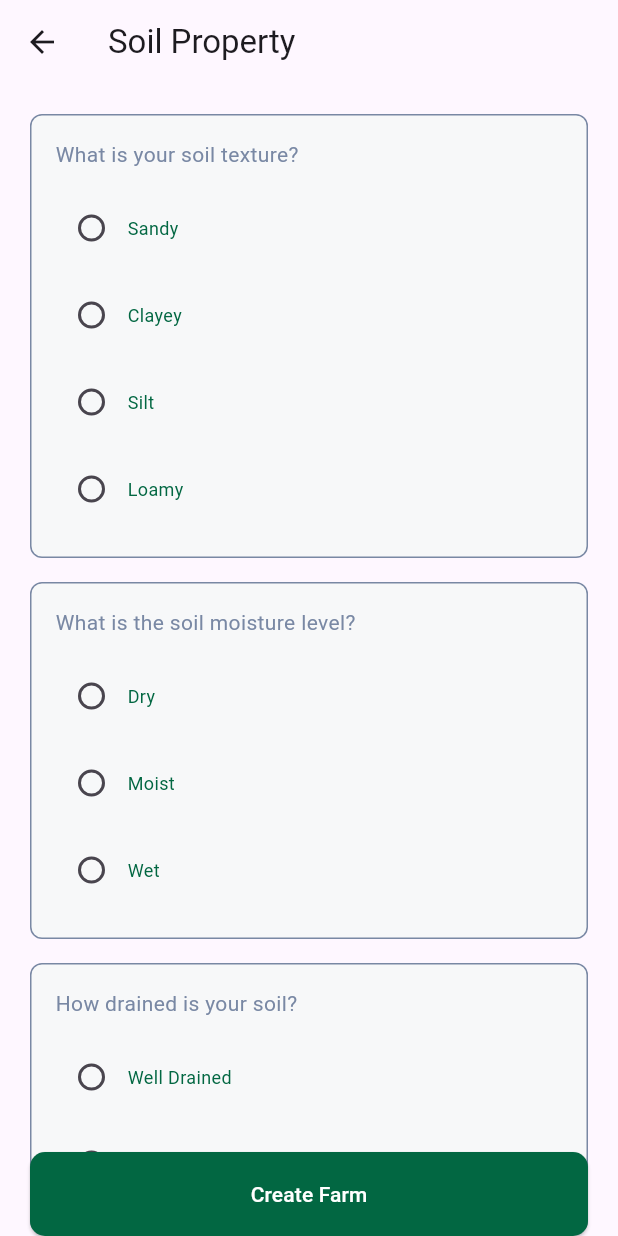
After one commit to MASL-FUTA/Cassava.AI-frontend, a Flutter app: the SoilPropertyPage screen opened directly, on a phone screen of 412 x 824 dp. The commit adds this screen. Run offline on Flutter 3.47's test engine with Material 3 defaults, Android fonts, the phone set to English and light mode, and no system bars; our stand-ins replace carousel_slider, smooth_page_indicator.

Commit message:
soil properties page done

```diff
--- a/lib/pages/farm_pages/farm_page.dart
+++ b/lib/pages/farm_pages/farm_page.dart
@@ -7,10 +7,7 @@ class FarmPage extends StatelessWidget {
   @override
   Widget build(BuildContext context) {
     Farm farm = Farm(
-      name: 'Farm Name',
-
-
-       temperature: 25, weatherCondition: WeatherCondition.sunny,
+      name: 'Farm Name',temperature: 25, weatherCondition: WeatherCondition.sunny,
     );
     return Scaffold(
 
--- a/lib/pages/farm_pages/soil_information_page.dart
+++ b/lib/pages/farm_pages/soil_information_page.dart
@@ -1,5 +1,5 @@
 import 'package:flutter/material.dart';
-import 'package:masl_futa_agric/pages/farm_pages/dashboard_page.dart';
+import 'package:masl_futa_agric/pages/farm_pages/soil_properties_page.dart';
 
 class SoilInformationPage extends StatefulWidget {
   @override
@@ -24,7 +24,7 @@ class _SoilInformationPageState extends State<SoilInformationPage> {
             fontSize: 14, fontWeight: FontWeight.w700,
             color: Color(0xff4C586F)
           ),),
-          SizedBox(height: 16),
+         const SizedBox(height: 16),
             TextFormField(
               decoration: const InputDecoration(labelText: 'Soil pH',
               border: OutlineInputBorder(
@@ -32,7 +32,7 @@ class _SoilInformationPageState extends State<SoilInformationPage> {
               ),
               ),
             ),
-            SizedBox(height: 20,),
+          const  SizedBox(height: 20,),
             Container(
   width: 331,
   height: 56,
@@ -82,9 +82,9 @@ const SizedBox(height: 20,),
               ),
 
               onPressed: () {
-                Navigator.push(context, MaterialPageRoute(builder: (context) => DashboardPage()));
+                Navigator.push(context, MaterialPageRoute(builder: (context) => SoilPropertyPage()));
                },
-              child: const Text('Submit', style: TextStyle(color: Colors.white),), // Added child to ElevatedButton
+              child: const Text('Proceed', style: TextStyle(color: Colors.white),), // Added child to ElevatedButton
             ),),],),),);
 
   }
--- /dev/null
+++ b/lib/pages/farm_pages/soil_properties_page.dart
@@ -0,0 +1,163 @@
+import 'package:flutter/material.dart';
+
+class SoilPropertyPage extends StatefulWidget {
+  @override
+  _SoilPropertyPageState createState() => _SoilPropertyPageState();
+}
+
+class _SoilPropertyPageState extends State<SoilPropertyPage> {
+  Map<String, String?> selectedOptions = {
+    'soilTexture': null,
+    'soilMoisture': null,
+    'drainage': null,
+    'organicMatter': null,
+    'salinity': null,
+    'erosionStatus': null,
+  };
+
+  final List<Question> questions = [
+    Question(
+      question: 'What is your soil texture?',
+      options: ['Sandy', 'Clayey', 'Silt', 'Loamy'],
+    ),
+    Question(
+      question: 'What is the soil moisture level?',
+      options: ['Dry', 'Moist', 'Wet'],
+    ),
+    Question(
+      question: 'How drained is your soil?',
+      options: ['Well Drained', 'Poor Drained'],
+    ),
+    Question(
+      question: 'What is the organic matter content of your soil?',
+      options: ['Low', 'Medium', 'High'],
+    ),
+    Question(
+      question: 'What is the salinity content of your soil?',
+      options: ['Saline', 'Non-Saline'],
+    ),
+    Question(
+      question: 'What is the erosion status of your soil?',
+      options: ['Eroded', 'Non-Eroded'],
+    ),
+  ];
+
+  @override
+  Widget build(BuildContext context) {
+    return Scaffold(
+      appBar: AppBar(
+        title: Text('Soil Property'),
+      ),
+      body: Stack(
+        children:[ SingleChildScrollView(
+          padding: const EdgeInsets.all(20),
+          child: Column(
+            children: [
+              for (int i = 0; i < questions.length; i++)
+                SoilPropertyContainer(
+                  question: questions[i],
+                  selectedOption: selectedOptions[questions[i].id],
+                  onOptionSelected: (option) {
+                    setState(() {
+                      selectedOptions[questions[i].id] = option;
+                    });
+                  },
+                ),
+             const SizedBox(height: 20),
+
+        ]),
+        ),
+            Positioned(
+      bottom: 0,
+      left: 0,
+      right: 0,
+      child: Padding(
+        padding: const EdgeInsets.symmetric(horizontal:20),
+        child: SizedBox(
+          height: 56,
+          width: 331,
+          child: ElevatedButton(
+            style: ElevatedButton.styleFrom(
+                    primary: const Color(0xff026742),
+                    shape: RoundedRectangleBorder(
+                      borderRadius: BorderRadius.circular(10),
+                    ),
+                  ),
+            onPressed: () {
+              // Handle button press
+            },
+            child: Text('Create Farm', style: TextStyle(color: Colors.white),),
+          ),
+        ),
+      ),
+    ),
+            ],
+      ),
+    );
+  }
+}
+
+class SoilPropertyContainer extends StatelessWidget {
+  final Question question;
+  final String? selectedOption;
+  final ValueChanged<String?> onOptionSelected;
+
+  SoilPropertyContainer({
+    required this.question,
+    required this.selectedOption,
+    required this.onOptionSelected,
+  });
+
+  @override
+  Widget build(BuildContext context) {
+    return Container(
+      margin: EdgeInsets.only(bottom: 16),
+      padding: EdgeInsets.all(16),
+      decoration: BoxDecoration(
+        color: Color(0xFFF7F8F9),
+        borderRadius: BorderRadius.circular(8),
+        border: Border.all(color: Color(0xFF7988A4)),
+      ),
+      child: Column(
+        crossAxisAlignment: CrossAxisAlignment.start,
+        children: [
+          Text(
+            question.question,
+            style: TextStyle(fontSize: 14, fontWeight: FontWeight.w400, color: Color(0xFF7988A4)),
+          ),
+          SizedBox(height: 10),
+          for (String option in question.options)
+            InkWell(
+              onTap: () => onOptionSelected(option),
+              child: Container(
+                margin: EdgeInsets.symmetric(vertical: 5),
+                child: Row(
+                  children: [
+                    Radio(
+                      value: option,
+                      groupValue: selectedOption,
+                      onChanged: (value) => onOptionSelected(value as String?),
+                      activeColor: Color(0xFF026742),
+
+                    ),
+                    Text(
+                      option,
+                      style: TextStyle(fontSize: 12, fontWeight: FontWeight.w400, color: Color(0xFF026742)),
+                    ),
+                  ],
+                ),
+              ),
+            ),
+        ],
+      ),
+    );
+  }
+}
+
+class Question {
+  final String id;
+  final String question;
+  final List<String> options;
+
+  Question({required this.question, required this.options}) : id = question.replaceAll(' ', '_').toLowerCase();
+}
```
